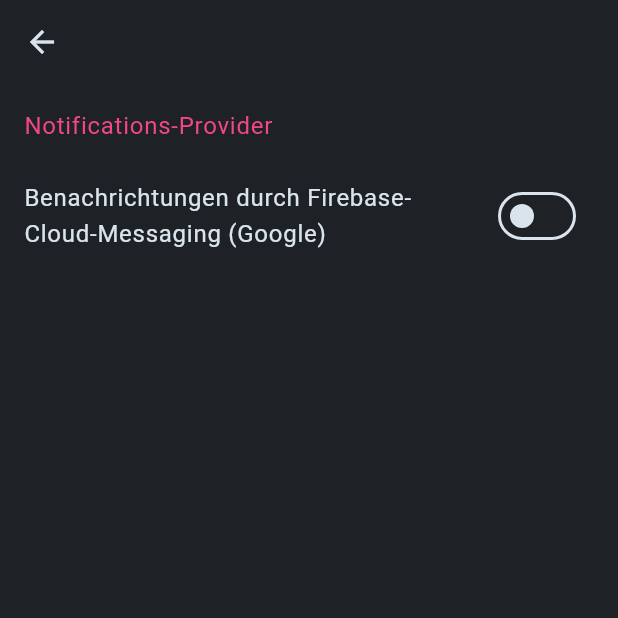
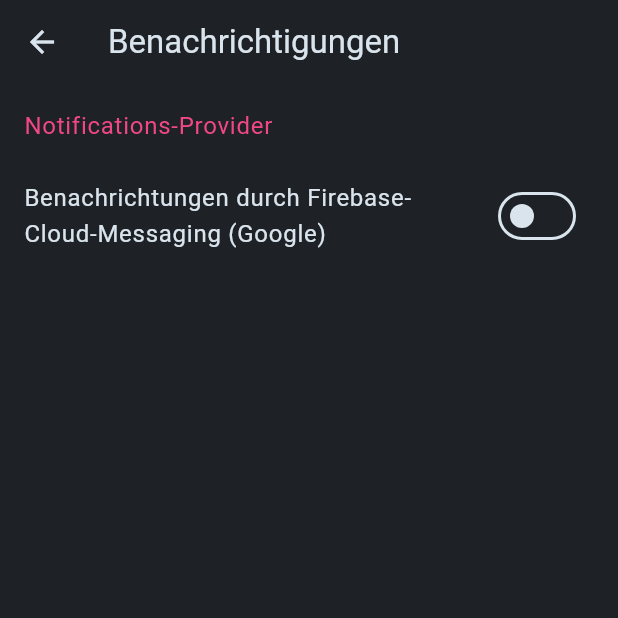
Before and after one commit to aesmtk-app/aesapp, a Flutter app: the NotificationSettings screen opened by its route, on a phone screen of 412 x 824 dp, the top half of it. Run offline on Flutter 3.47's test engine with Material 2 defaults, Android fonts, the phone set to English and light mode, and no system bars; our stand-ins replace bot_toast, dio, firebase_core, firebase_messaging, get, hexcolor and 4 more; accounts and stored records are empty.

Commit message:
finish fcm and new appbar.dart

```diff
--- a/lib/main.dart
+++ b/lib/main.dart
@@ -5,6 +5,7 @@
 import 'package:aesapp/ui/TestPage.dart';
 import 'package:aesapp/ui/page_selector.dart';
 import 'package:aesapp/ui/settings/settings_home.dart';
+import 'package:bot_toast/bot_toast.dart';
 import 'package:firebase_messaging/firebase_messaging.dart';
 import 'package:flutter/foundation.dart';
 import 'package:flutter/material.dart';
@@ -107,6 +108,8 @@
         colorScheme: DarkDashTheme().toSwatchScheme(),
         useMaterial3: true,
       ),
+      builder: BotToastInit(),
+      navigatorObservers: [BotToastNavigatorObserver()],
       getPages: [
         GetPage(name: "/", page: ()=>const PageSelector()),
         GetPage(name: "/test", page: ()=>const TestPage(),),
--- a/lib/static/app.dart
+++ b/lib/static/app.dart
@@ -1,8 +1,10 @@
 import 'dart:io';
 import 'dart:ui';
 
+import 'package:bot_toast/bot_toast.dart';
 import 'package:flutter/foundation.dart';
 import 'package:flutter/material.dart';
+import 'package:get/get.dart';
 
 const apiEndpoint = "https:://api.aesmtk.app";
 const vplanSubscribe = "/vplan/subscribe";
@@ -26,4 +28,15 @@
   static bool supportsFCM(){
     return kIsWeb||Platform.isIOS||Platform.isAndroid||Platform.isMacOS;
   }
+  static Color? getSwitchThumbColor(Set<MaterialState> states){
+    BuildContext context = Get.context!;
+    if (states.contains(MaterialState.hovered)&&states.contains(MaterialState.selected)){
+      return Theme.of(context).colorScheme.surface;
+    }
+    return null;
+  }
+  static void showErrorToast(String msg){
+    BuildContext context = Get.context!;
+    BotToast.showText(duration: const Duration(seconds: 4),text: "FEHLER: $msg", borderRadius: BorderRadius.circular(20.0), contentColor: Theme.of(context).colorScheme.surface, textStyle: TextStyle(color: Theme.of(context).colorScheme.primary));
+  }
 }
--- a/lib/ui/aesapp/appbar.dart
+++ b/lib/ui/aesapp/appbar.dart
@@ -0,0 +1,27 @@
+import 'package:flutter/material.dart';
+import 'package:get/get.dart';
+
+class CustomAppBar{
+  static Widget get menuButton => Builder(
+    builder: (BuildContext context) {
+      return IconButton(
+        icon: const Icon(Icons.menu),
+        onPressed: () {
+          Scaffold.of(context).openDrawer();
+        },
+        tooltip: MaterialLocalizations.of(context).openAppDrawerTooltip,
+
+      );
+    },
+  );
+
+  static AppBar get({String title="AESMTK-APP", bool isRailForwarded=true}){
+    BuildContext context = Get.context!;
+    return AppBar(
+      title: Text(title),
+      leading: Navigator.canPop(context)?null:(context.isPortrait?menuButton:Container()),
+    //leading: IconButton(onPressed: () { Get.offAllNamed("/"); }, icon: Navigator.canPop(context)?Icon(Icons.arrow_back):Icon(Icons.home),
+
+    );
+  }
+  }
--- a/lib/ui/homepage.dart
+++ b/lib/ui/homepage.dart
@@ -52,7 +52,7 @@
       ),
       ElevatedButton(
           onPressed: ()async{
-
+            AESAppUtils.showErrorToast(Navigator.canPop(context).toString());
 
             // send to endpoint
 
--- a/lib/ui/page_selector.dart
+++ b/lib/ui/page_selector.dart
@@ -1,4 +1,5 @@
 import 'package:aesapp/main.dart';
+import 'package:aesapp/ui/aesapp/appbar.dart';
 import 'package:aesapp/ui/homepage.dart';
 import 'package:aesapp/ui/settings/settings_home.dart';
 import 'package:flutter/material.dart';
@@ -115,7 +116,7 @@
           }
           else{
             _isRailForwarded = true;
-            Get.to(()=>Scaffold(body: value.content, appBar: appBar,))?.whenComplete(() => _isRailForwarded = false);
+            Get.to(()=>Scaffold(body: value.content, appBar: CustomAppBar.get(isRailForwarded: _isRailForwarded, title: value.label),))?.whenComplete(() => _isRailForwarded = false);
           }
         },)
       )).values.toList()
@@ -126,7 +127,7 @@
   Widget build(BuildContext context) {
     isPortrait = MediaQuery.of(context).orientation == Orientation.portrait;
     return Scaffold(
-      appBar: isPortrait?appBar:null,
+      appBar: isPortrait?CustomAppBar.get(isRailForwarded: _isRailForwarded):null,
       bottomNavigationBar: isPortrait? bottomNavigationBar:null,
       drawer: navigationDrawer,
       body: SafeArea(
--- a/lib/ui/settings/debug_settings.dart
+++ b/lib/ui/settings/debug_settings.dart
@@ -1,3 +1,5 @@
+import 'package:aesapp/static/app.dart';
+import 'package:aesapp/ui/aesapp/appbar.dart';
 import 'package:flutter/material.dart';
 import 'package:get/get.dart';
 import 'package:hive/hive.dart';
@@ -30,7 +32,7 @@
   @override
   Widget build(BuildContext context) {
     return Scaffold(
-      appBar: context.isPortrait||(!widget.calledAsWidget)?AppBar():null,
+      appBar: context.isPortrait||(!widget.calledAsWidget)?CustomAppBar.get(title: "Debugging"):null,
       body: ListView(
         children: [
           ListTile(
@@ -41,6 +43,7 @@
             title: Text("Debugging-Eintellungen eingeschaltet?"),
             value: enabled,
             onChanged: setEnabled,
+            thumbColor: MaterialStateProperty.resolveWith((states) => AESAppUtils.getSwitchThumbColor(states)),
 
           )
         ],
--- a/lib/ui/settings/notification_settings.dart
+++ b/lib/ui/settings/notification_settings.dart
@@ -1,6 +1,7 @@
 import 'package:aesapp/main.dart';
 import 'package:aesapp/static/app.dart';
 import 'package:aesapp/static/hive.dart';
+import 'package:aesapp/ui/aesapp/appbar.dart';
 import 'package:firebase_core/firebase_core.dart';
 import 'package:firebase_messaging/firebase_messaging.dart' as fcm;
 import 'package:flutter/material.dart';
@@ -55,6 +56,7 @@
           sound: true,
         );
         if(!(settings.authorizationStatus==fcm.AuthorizationStatus.authorized)){
+          AESAppUtils.showErrorToast("Berechtigung verwehrt");
           return;
         }
         pd.update(msg: "Firebase einrichten");
@@ -81,7 +83,7 @@
   @override
   Widget build(BuildContext context) {
     return Scaffold(
-      appBar: context.isPortrait||(!widget.calledAsWidget)?AppBar():null,
+      appBar: context.isPortrait||(!widget.calledAsWidget)?CustomAppBar.get(title: "Benachrichtigungen"):null,
       body: ListView(
         children: [
           ListTile(
@@ -93,6 +95,7 @@
             title: Text("Benachrichtungen durch Firebase-Cloud-Messaging (Google)"),
             value: fcmEnabled,
             onChanged: setFCM,
+            thumbColor: MaterialStateProperty.resolveWith((states) => AESAppUtils.getSwitchThumbColor(states)),
           ),
         ],
       ),
--- a/pubspec.yaml
+++ b/pubspec.yaml
@@ -28,6 +28,7 @@
   hive: ^2.2.3
   hive_flutter: ^1.1.0
   sn_progress_dialog: ^1.1.3
+  bot_toast: ^4.1.3
 
 dev_dependencies:
   flutter_test:
```
Also changed, not shown: firebase.json, 1 other file.
